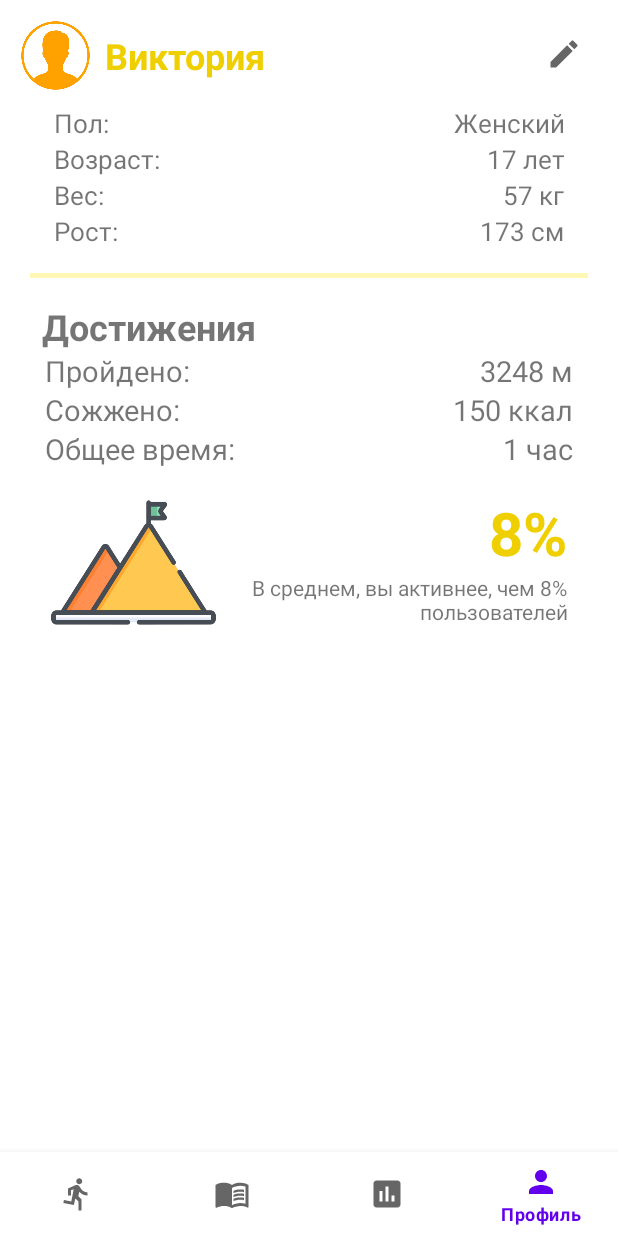
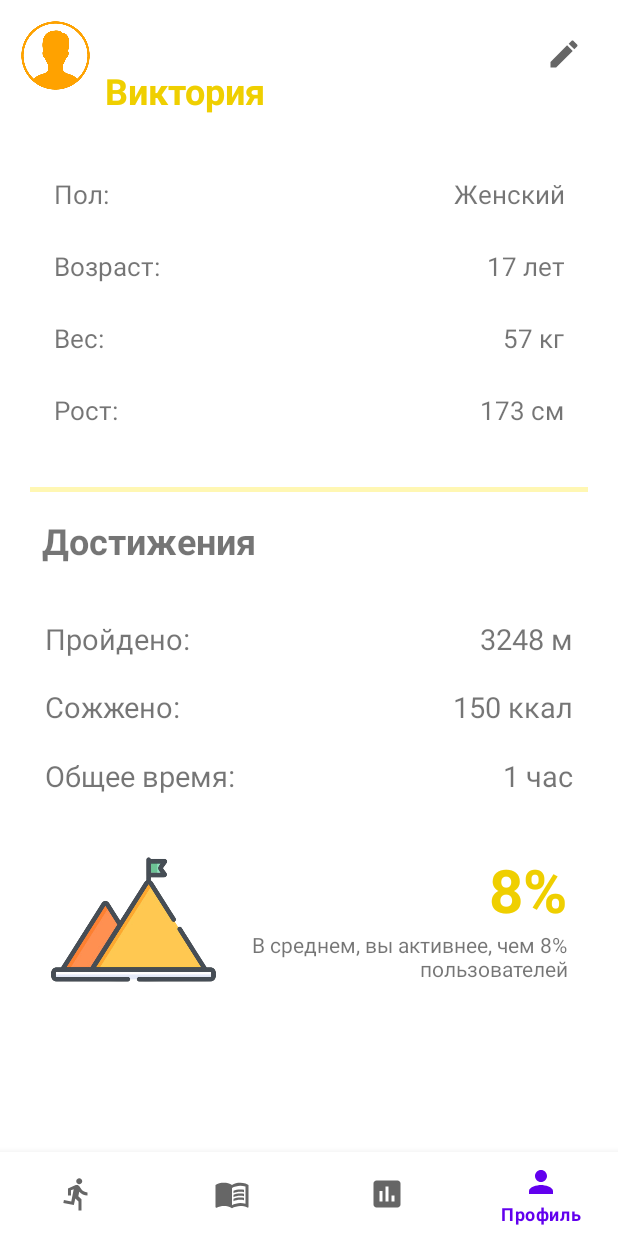
Before and after one commit to moevm/adfmp1h22-runner, an Android app: the ProfileFragment screen opened through its navigation route, on a phone screen of 412 x 824 dp. Run offline under Robolectric (Android 15) with nearby library versions, the phone set to English and light mode, and no system bars; our stand-ins replace navigation-ui.

Commit message:
change linearLayout weights

```diff
--- a/app/src/main/res/layout/fragment_profile.xml
+++ b/app/src/main/res/layout/fragment_profile.xml
@@ -9,6 +9,7 @@
     android:orientation="vertical">
 
     <LinearLayout
+        android:layout_weight="1"
         android:id="@+id/linearLayout"
         android:layout_width="match_parent"
         android:layout_height="wrap_content"
@@ -45,6 +46,7 @@
     </LinearLayout>
 
     <LinearLayout
+        android:layout_weight="2"
         android:layout_width="match_parent"
         android:layout_height="wrap_content"
         android:orientation="vertical"
@@ -54,6 +56,7 @@
         <LinearLayout
             android:layout_width="match_parent"
             android:layout_height="match_parent"
+            android:layout_weight="1"
             android:orientation="horizontal">
 
             <TextView
@@ -78,6 +81,7 @@
         <LinearLayout
             android:layout_width="match_parent"
             android:layout_height="match_parent"
+            android:layout_weight="1"
             android:orientation="horizontal">
 
             <TextView
@@ -102,6 +106,7 @@
         <LinearLayout
             android:layout_width="match_parent"
             android:layout_height="match_parent"
+            android:layout_weight="1"
             android:orientation="horizontal">
 
             <TextView
@@ -125,6 +130,7 @@
 
         <LinearLayout
             android:layout_width="match_parent"
+            android:layout_weight="1"
             android:layout_height="match_parent"
             android:orientation="horizontal">
 
@@ -157,6 +163,7 @@
         android:layout_marginRight="16dp" />
 
     <LinearLayout
+        android:layout_weight="2"
         android:layout_width="match_parent"
         android:layout_height="wrap_content"
         android:orientation="vertical"
@@ -168,14 +175,16 @@
             android:layout_width="wrap_content"
             android:layout_height="0dp"
             android:textStyle="bold"
-            android:layout_weight="1"
+            android:layout_weight="1.5"
             android:textSize="24sp"
             android:paddingHorizontal="8dp"
-            android:text="Достижения" />
+            android:text="Достижения"
+            tools:ignore="NestedWeights" />
 
         <LinearLayout
+            android:layout_weight="1"
             android:layout_width="match_parent"
-            android:layout_height="match_parent"
+            android:layout_height="0dp"
             android:orientation="horizontal"
             android:paddingHorizontal="10dp">
 
@@ -200,8 +209,9 @@
 
         <LinearLayout
             android:layout_width="match_parent"
-            android:layout_height="match_parent"
+            android:layout_height="0dp"
             android:orientation="horizontal"
+            android:layout_weight="1"
             android:paddingHorizontal="10dp">
 
             <TextView
@@ -225,8 +235,9 @@
 
         <LinearLayout
             android:layout_width="match_parent"
-            android:layout_height="match_parent"
+            android:layout_height="0dp"
             android:orientation="horizontal"
+            android:layout_weight="1"
             android:paddingHorizontal="10dp">
 
             <TextView
@@ -250,6 +261,7 @@
     </LinearLayout>
 
     <LinearLayout
+        android:layout_weight="2"
         android:paddingHorizontal="30dp"
         android:layout_width="match_parent"
         android:layout_height="wrap_content"
```
